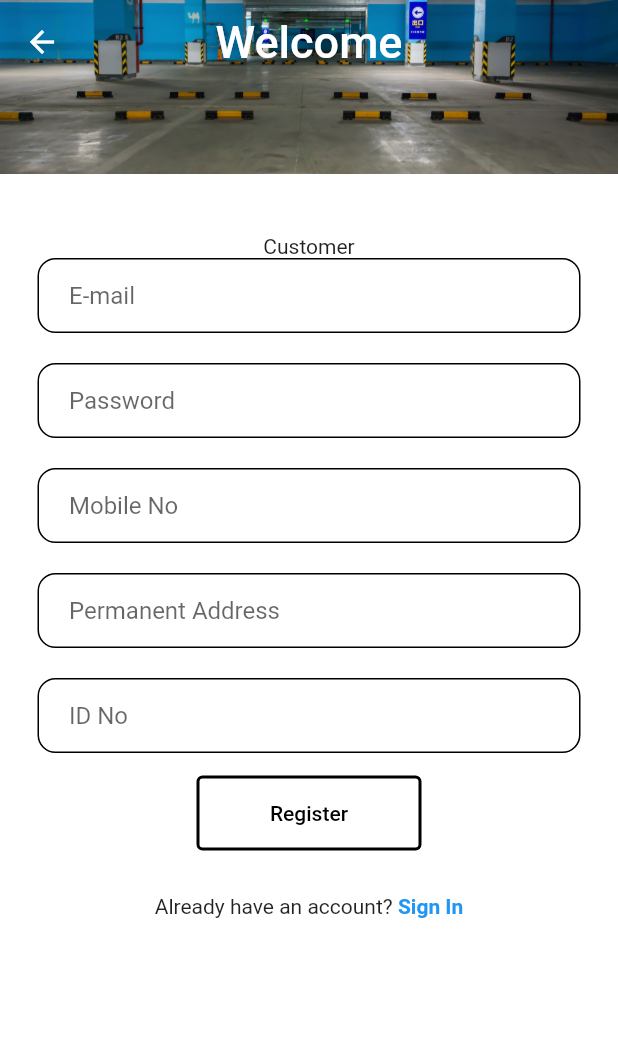
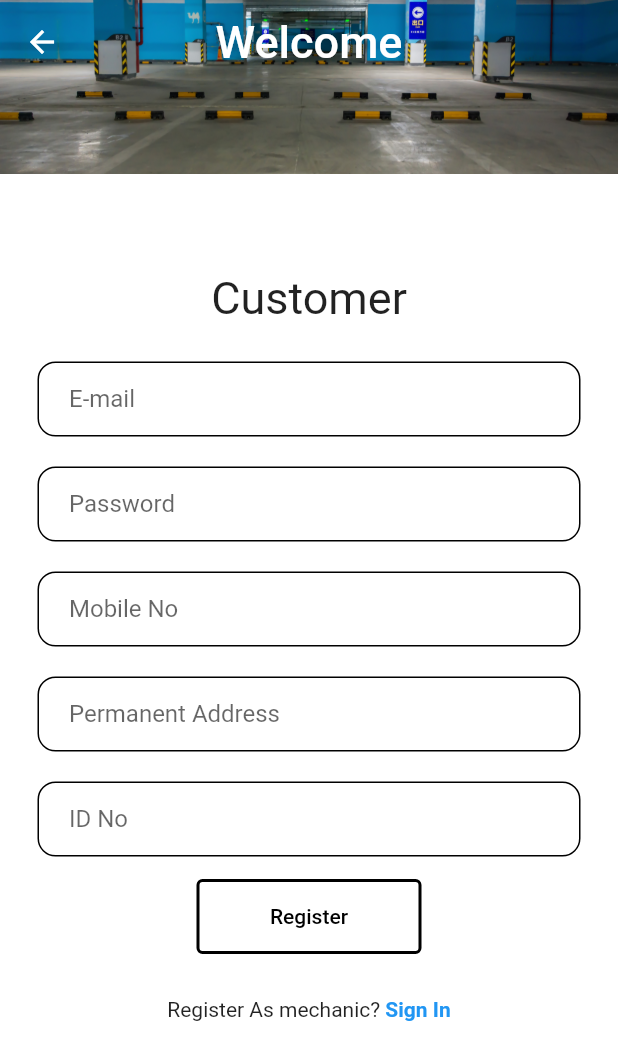
Before and after one commit to Avishkasj/Automobile-mobile-app, a Flutter app: the RegisterPage screen opened directly, on a phone screen of 412 x 824 dp. Shown: the top 1060 px of the screen. Run offline on Flutter 3.47's test engine with Material 2 defaults, Android fonts, the phone set to English and light mode, and no system bars; our stand-ins replace cloud_firestore, firebase_auth, firebase_core; accounts and stored records are empty.

Commit message:
stable v5

```diff
--- a/lib/register.dart
+++ b/lib/register.dart
@@ -3,6 +3,7 @@ import 'package:firebase_auth/firebase_auth.dart';
 import 'package:flutter/material.dart';
 import 'package:cloud_firestore/cloud_firestore.dart';
 import 'package:app/select.dart';
+
 
 class RegisterPage extends StatefulWidget {
   const RegisterPage({Key? key}) : super(key: key);
@@ -85,7 +86,14 @@ class _RegisterPageState extends State<RegisterPage> {
         child: Container(
           child: Column(
             children: [
-              Text("Customer"),
+              Padding(
+                padding: const EdgeInsets.all(25.0),
+                child: Text("Customer",style: TextStyle(
+                  fontSize: 30,
+                ),),
+              ),
+
+              SizedBox(height: 0,),
               Padding(
                 padding: const EdgeInsets.symmetric(horizontal: 25.0),
                 child: Container(
@@ -220,7 +228,7 @@ class _RegisterPageState extends State<RegisterPage> {
                   mainAxisAlignment: MainAxisAlignment.center,
                   children: [
                     Text(
-                      "Already have an account? ",
+                      "Register As mechanic? ",
                     ),
                     GestureDetector(
                       onTap: () {
@@ -252,10 +260,18 @@ class _RegisterPageState extends State<RegisterPage> {
     return Padding(
       padding: const EdgeInsets.only(top: 40),
       //Macanic
+      child: SingleChildScrollView(
         child: Container(
           child: Column(
             children: [
-            Text("Macanic"),
+              Padding(
+                padding: const EdgeInsets.all(25.0),
+                child: Text("Macanic",style: TextStyle(
+                  fontSize: 30,
+                ),),
+              ),
+
+              SizedBox(height: 0,),
               Padding(
                 padding: const EdgeInsets.symmetric(horizontal: 25.0),
                 child: Container(
@@ -395,7 +411,7 @@ class _RegisterPageState extends State<RegisterPage> {
                   mainAxisAlignment: MainAxisAlignment.center,
                   children: [
                     Text(
-                    "Already have an account? ",
+                      "Register As User? ",
                     ),
                     GestureDetector(
                       onTap: () {
@@ -417,6 +433,7 @@ class _RegisterPageState extends State<RegisterPage> {
                 ),
               ),
             ],
+          ),
         ),
       ),
     );
--- a/pubspec.yaml
+++ b/pubspec.yaml
@@ -44,6 +44,7 @@ dependencies:
   cloud_firestore: ^4.6.0
   email_validator: ^2.1.17
   geocoding: ^2.0.1
+
 
 dev_dependencies:
   flutter_test:
```
Also changed, not shown: lib/select.dart (+58 -29 lines). Lines whose indentation alone changed are shown as unchanged.
